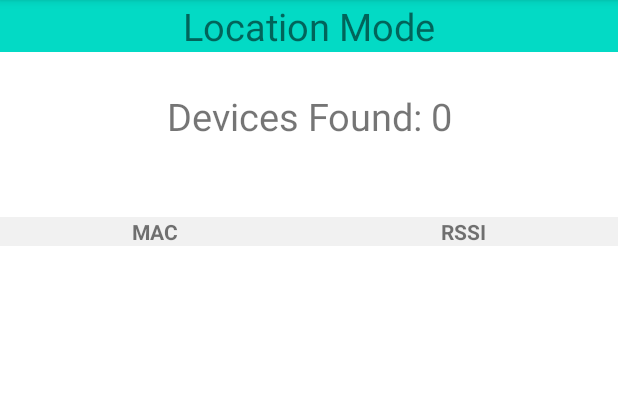
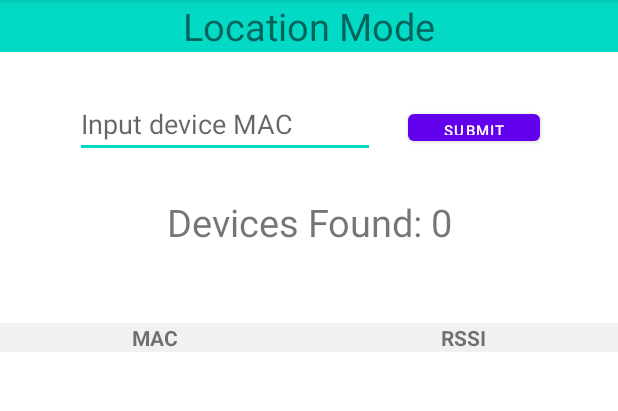
Before and after one commit to ImBerkayKaplan/Privacy-Tag-Artifacts, an Android app: the BleScanner screen opened directly, with no data from a screen before it, on a phone screen of 412 x 824 dp, the part 84-495 px from its top. Run offline under Robolectric (Android 15) with nearby library versions, the phone set to English and light mode, and no system bars.

Commit message:
allows input address

```diff
--- a/app/src/main/res/layout/activity_acoustic_mode.xml
+++ b/app/src/main/res/layout/activity_acoustic_mode.xml
@@ -10,14 +10,15 @@
         android:id="@+id/acousticButton"
         android:layout_width="181dp"
         android:layout_height="125dp"
+        android:onClick="sendBeacon"
         android:text="Send Beacon"
         android:textAllCaps="false"
         android:textSize="20dp"
         app:layout_constraintBottom_toBottomOf="parent"
         app:layout_constraintEnd_toEndOf="parent"
+        app:layout_constraintHorizontal_bias="0.456"
         app:layout_constraintStart_toStartOf="parent"
         app:layout_constraintTop_toTopOf="parent"
-        app:layout_constraintVertical_bias="0.2"
-        android:onClick="sendBeacon"/>
+        app:layout_constraintVertical_bias="0.557" />
 
 </androidx.constraintlayout.widget.ConstraintLayout>
--- a/app/src/main/res/layout/ble_scanner.xml
+++ b/app/src/main/res/layout/ble_scanner.xml
@@ -23,12 +23,13 @@
         android:id="@+id/NumDevices"
         android:layout_width="match_parent"
         android:layout_height="wrap_content"
-        android:layout_marginTop = "25dp"
+        android:layout_marginTop="96dp"
+        android:background="@color/white"
+        android:gravity="center"
         android:text="Devices Found: 0"
         android:textSize="25dp"
-        android:gravity="center"
-        android:background="@color/white"
         app:layout_constraintEnd_toEndOf="parent"
+        app:layout_constraintHorizontal_bias="0.0"
         app:layout_constraintStart_toStartOf="parent"
         app:layout_constraintTop_toBottomOf="@+id/locationModeTitle" />
 
@@ -64,4 +65,33 @@
 
 
     </TableLayout>
+
+    <EditText
+        android:id="@+id/inputAddress"
+        android:layout_width="200dp"
+        android:layout_height="wrap_content"
+        android:layout_marginStart="50dp"
+        android:layout_marginLeft="50dp"
+        android:layout_marginTop="60dp"
+        android:layout_marginEnd="105dp"
+        android:layout_marginRight="105dp"
+        android:hint="Input device MAC"
+        app:layout_constraintEnd_toEndOf="parent"
+        app:layout_constraintHorizontal_bias="0.0"
+        app:layout_constraintStart_toStartOf="parent"
+        app:layout_constraintTop_toTopOf="parent" />
+
+    <Button
+        android:id="@+id/storeAddress"
+        android:layout_width="wrap_content"
+        android:layout_height="30dp"
+        android:layout_marginStart="272dp"
+        android:layout_marginLeft="272dp"
+        android:layout_marginTop="35dp"
+        android:onClick="saveAddress"
+        android:text="submit"
+        android:textSize="10dp"
+        app:layout_constraintStart_toStartOf="parent"
+        app:layout_constraintTop_toBottomOf="@+id/locationModeTitle" />
+
 </androidx.constraintlayout.widget.ConstraintLayout>
```
Also changed, not shown: app/src/main/java/com/example/SPLICEApp/BleScanner.java (+24 -3 lines), app/src/main/java/com/example/SPLICEApp/acousticMode.java (+13 -22 lines).
